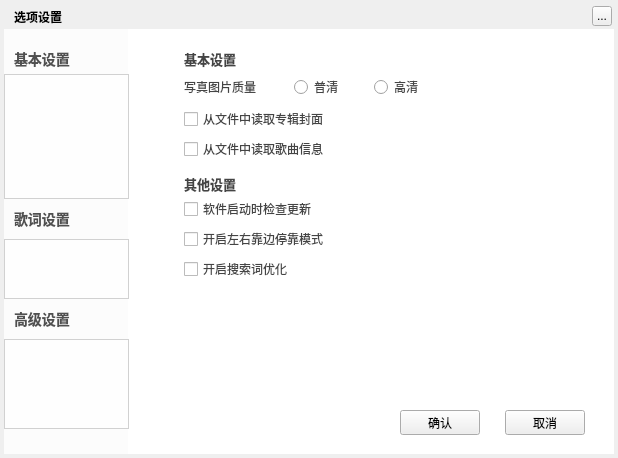
Above: TTKModule/TTKWidget/musicUiKits/musicWidgetKits/musicsettingwidget.ui from Greedysky/TTKMusicPlayer before the change. Below: the same form after it.
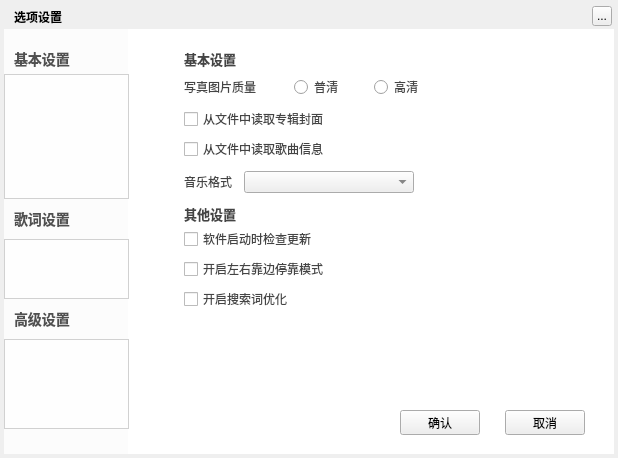
That is the form after the change. The open tabs and pages were chosen to show the change. Custom widgets are drawn as their Qt base class.

Commit message: Add song format attribute[204152]

```diff
--- a/TTKModule/TTKWidget/musicUiKits/musicWidgetKits/musicsettingwidget.ui
+++ b/TTKModule/TTKWidget/musicUiKits/musicWidgetKits/musicsettingwidget.ui
@@ -1019,7 +1019,7 @@
      <property name="geometry">
       <rect>
        <x>40</x>
-       <y>170</y>
+       <y>200</y>
        <width>271</width>
        <height>20</height>
       </rect>
@@ -1032,7 +1032,7 @@
      <property name="geometry">
       <rect>
        <x>40</x>
-       <y>200</y>
+       <y>230</y>
        <width>271</width>
        <height>20</height>
       </rect>
@@ -1071,7 +1071,7 @@
      <property name="geometry">
       <rect>
        <x>40</x>
-       <y>145</y>
+       <y>175</y>
        <width>60</width>
        <height>20</height>
       </rect>
@@ -1089,7 +1089,7 @@
      <property name="geometry">
       <rect>
        <x>40</x>
-       <y>230</y>
+       <y>260</y>
        <width>271</width>
        <height>20</height>
       </rect>
@@ -1098,6 +1098,29 @@
       <string>开启搜索词优化</string>
      </property>
     </widget>
+    <widget class="QLabel" name="otherSongFormatLabel">
+     <property name="geometry">
+      <rect>
+       <x>40</x>
+       <y>145</y>
+       <width>60</width>
+       <height>16</height>
+      </rect>
+     </property>
+     <property name="text">
+      <string>音乐格式</string>
+     </property>
+    </widget>
+    <widget class="QComboBox" name="otherSongFormatComboBox">
+     <property name="geometry">
+      <rect>
+       <x>100</x>
+       <y>142</y>
+       <width>170</width>
+       <height>22</height>
+      </rect>
+     </property>
+    </widget>
    </widget>
    <widget class="QWidget" name="five">
     <widget class="QLabel" name="DbaseSetSongWordWidget">
```
The commit also changes 5 other files.
